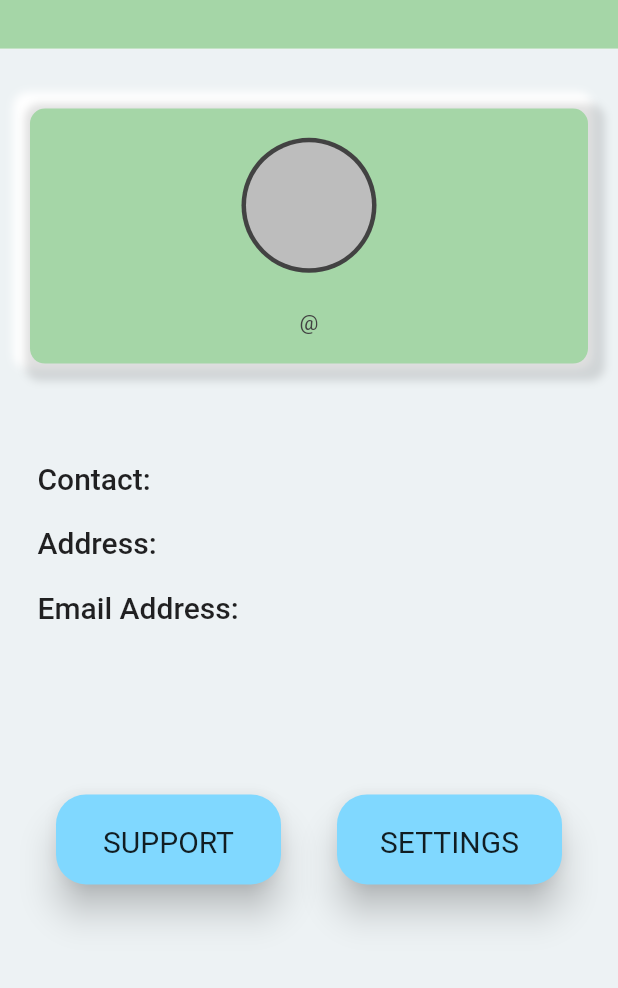
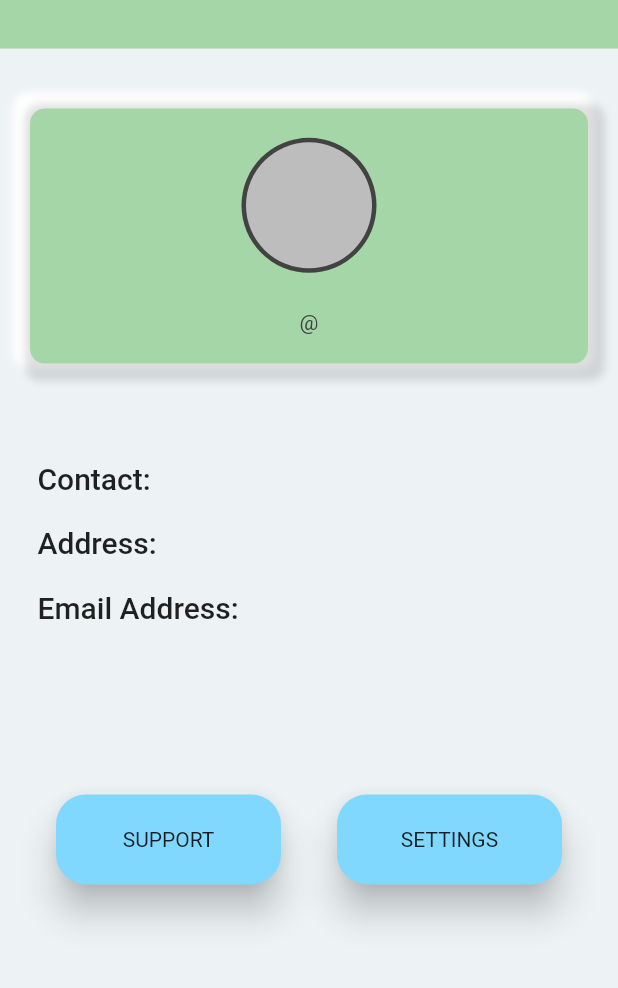
Before and after one commit to Advait-47/osiris2, a Flutter app: the ProfilePage screen opened directly, on a phone screen of 412 x 824 dp, the part 75-1063 px from its top. Run offline on Flutter 3.47's test engine with Material 2 defaults, Android fonts, the light colour scheme and no system bars; our stand-ins replace charts_flutter, cloud_firestore, curved_navigation_bar, firebase_auth, firebase_core; accounts and stored records are empty.

Commit message:
some changes in ui

```diff
--- a/lib/screens/login pages/recoveracc.dart
+++ b/lib/screens/login pages/recoveracc.dart
@@ -43,7 +43,7 @@ class _RecoverAccount extends State<RecoverAccount> {
             textAlign: TextAlign.left,
             style: TextStyle(
               //fontWeight: FontWeight.bold,
-              fontSize: 20,
+              fontSize: 14,
             ),
           ),
           SizedBox(
--- a/lib/screens/main tabs/anaylsisgraph.dart
+++ b/lib/screens/main tabs/anaylsisgraph.dart
@@ -135,7 +135,7 @@ class _GraphPageState extends State<GraphPage> {
               Text("Longitude: ${oldtest.lon}"),
               Container(
                   padding: const EdgeInsets.all(20),
-                  margin: const EdgeInsets.fromLTRB(30, 120, 30, 0),
+                  margin: const EdgeInsets.fromLTRB(30, 60, 30, 0),
                   alignment: Alignment.center,
                   width: MediaQuery.of(context).size.width,
                   height: MediaQuery.of(context).size.height / 2,
--- a/lib/screens/main tabs/profile_pages/profile.dart
+++ b/lib/screens/main tabs/profile_pages/profile.dart
@@ -83,13 +83,13 @@ class _ProfilePageState extends State<ProfilePage> {
           centerTitle: true,
           elevation: 0,
         ),
-        body: SingleChildScrollView(
-          child: Container(
+        body: Container(
           height: MediaQuery.of(context).size.height * 0.807,
           color: const Color(0xffEDF2F4),
           child: (userFinal != null)
               ? Builder(builder: (context) {
-                    return Column(
+                  return SingleChildScrollView(
+                    child: Column(
                       children: [
                         Container(
                           height: 170,
@@ -212,7 +212,7 @@ class _ProfilePageState extends State<ProfilePage> {
                                         BorderRadius.all(Radius.circular(20)),
                                   ),
                                   textStyle: const TextStyle(
-                                    fontSize: 20,
+                                    fontSize: 14,
                                   ),
                                   primary: Colors.lightBlueAccent[100],
                                   onPrimary: Colors.black87,
@@ -230,7 +230,7 @@ class _ProfilePageState extends State<ProfilePage> {
                                         BorderRadius.all(Radius.circular(20)),
                                   ),
                                   textStyle: const TextStyle(
-                                    fontSize: 20,
+                                    fontSize: 14,
                                   ),
                                   primary: Colors.lightBlueAccent[100],
                                   onPrimary: Colors.black87,
@@ -242,6 +242,7 @@ class _ProfilePageState extends State<ProfilePage> {
                           ),
                         ),
                       ],
+                    ),
                   );
                 })
               : Center(
@@ -249,7 +250,6 @@ class _ProfilePageState extends State<ProfilePage> {
                 ),
         ),
       ),
-      ),
     );
   }
 }
```
Lines whose indentation alone changed are shown as unchanged.
